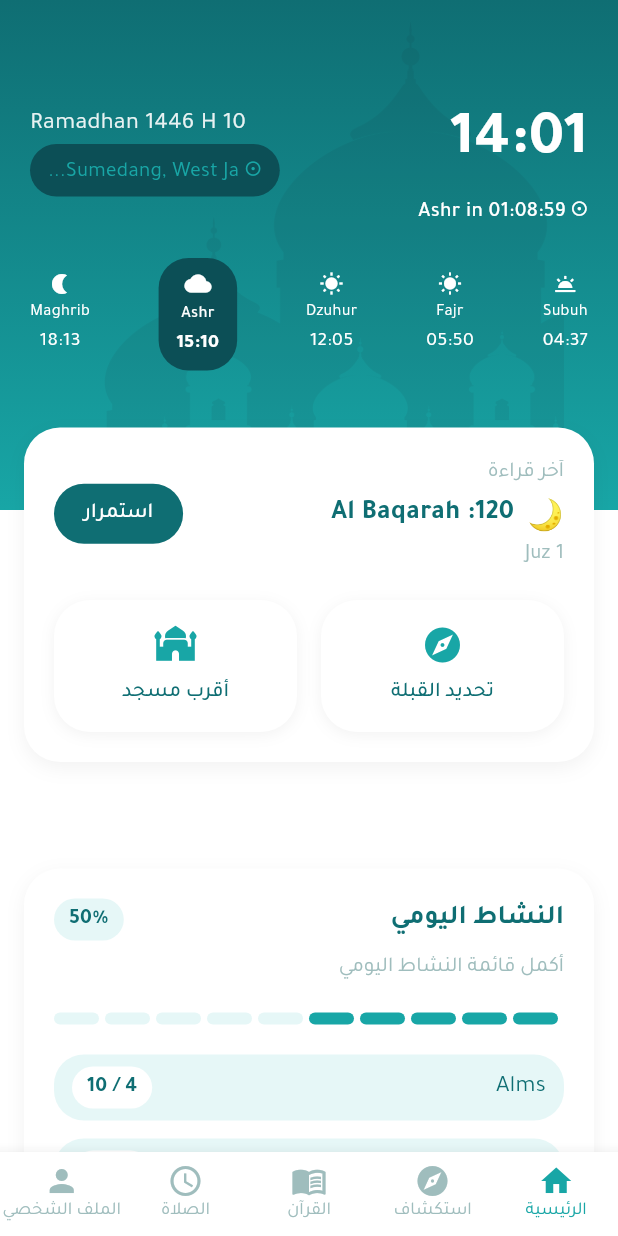
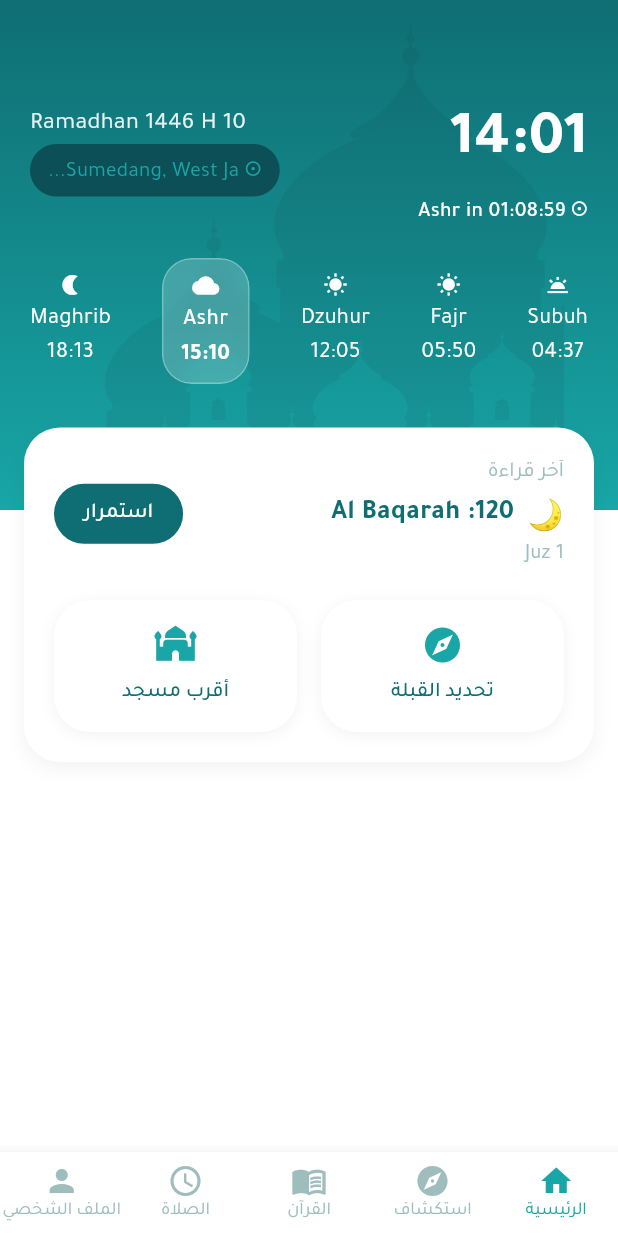
Before and after one commit to MohamedGasser15/imani, a Flutter app: the screen it shows after launch, on a phone screen of 412 x 824 dp. Run offline on Flutter 3.47's test engine with Material 3 defaults, Android fonts, the phone set to English and light mode, and no system bars.

Commit message:
feat: implement dark/light theme with glassmorphism & UI enhancements
- Add dark mode support with ThemeMode.system
- Update AppColors and AppTheme for dynamic theming
- Enhance PrayerItem with glass effect in light mode and distinct active state
- Improve HeaderWidget colors for dark mode
- Add visible borders to SmallCard in both themes
- Adjust typography and icon sizes as requested

```diff
--- a/lib/core/constants/app_colors.dart
+++ b/lib/core/constants/app_colors.dart
@@ -1,11 +1,23 @@
 import 'package:flutter/material.dart';
 
 class AppColors {
+  // الألوان الأساسية (ثابتة)
   static const Color primary = Color(0xFF0F6E73);
   static const Color secondary = Color(0xFF18A6A6);
   static const Color darkPrimary = Color(0xFF0C4F56);
   static const Color lightTeal = Color(0xFFE6F7F7);
   static const Color textLight = Color(0xFF9FBDBD);
-  static const Color white = Colors.white;
-  static const Color black = Colors.black;
+
+  // ألوان الوضع النهاري (Light)
+  static const Color lightBackground = Colors.white;
+  static const Color lightSurface = Colors.white;
+  static const Color lightText = Colors.black;
+  static const Color lightIcon = Colors.black;
+
+  // ألوان الوضع الليلي (Dark)
+  static const Color darkBackground = Color(0xFF121212);
+  static const Color darkSurface = Color(0xFF1E1E1E);
+  static const Color darkText = Colors.white;
+  static const Color darkIcon = Colors.white;
+  static const Color darkDivider = Color(0xFF2C2C2C);
 }
--- a/lib/core/theme/app_theme.dart
+++ b/lib/core/theme/app_theme.dart
@@ -2,41 +2,98 @@ import 'package:flutter/material.dart';
 import 'package:imani/core/constants/app_colors.dart';
 
 class AppTheme {
-  // ثيم مخصص للغة العربية (Tajawal)
-  static ThemeData get lightThemeArabic {
+  // ---- الثيم الفاتح للعربية ----
+  static ThemeData lightThemeArabic() {
     return ThemeData(
-      fontFamily: 'Tajawal', // الخط الافتراضي للتطبيق في العربية
-      scaffoldBackgroundColor: AppColors.white,
+      brightness: Brightness.light,
+      fontFamily: 'Tajawal',
+      scaffoldBackgroundColor: AppColors.lightBackground,
       colorScheme: const ColorScheme.light(
         primary: AppColors.primary,
         secondary: AppColors.secondary,
+        surface: AppColors.lightSurface,
       ),
       appBarTheme: const AppBarTheme(
         backgroundColor: AppColors.primary,
-        foregroundColor: AppColors.white,
+        foregroundColor: AppColors.lightBackground,
       ),
-      textTheme: _arabicTextTheme, // تعريف TextTheme منفصل
+      textTheme: _arabicTextTheme,
     );
   }
 
-  // ثيم مخصص للغة الإنجليزية (Roboto)
-  static ThemeData get lightThemeEnglish {
+  // ---- الثيم الفاتح للإنجليزية ----
+  static ThemeData lightThemeEnglish() {
     return ThemeData(
+      brightness: Brightness.light,
       fontFamily: 'Roboto',
-      scaffoldBackgroundColor: AppColors.white,
+      scaffoldBackgroundColor: AppColors.lightBackground,
       colorScheme: const ColorScheme.light(
         primary: AppColors.primary,
         secondary: AppColors.secondary,
+        surface: AppColors.lightSurface,
       ),
       appBarTheme: const AppBarTheme(
         backgroundColor: AppColors.primary,
-        foregroundColor: AppColors.white,
+        foregroundColor: AppColors.lightBackground,
       ),
       textTheme: _englishTextTheme,
     );
   }
 
-  // TextTheme للعربية (Tajawal)
+  // ---- الثيم الداكن للعربية ----
+  static ThemeData darkThemeArabic() {
+    return ThemeData(
+      brightness: Brightness.dark,
+      fontFamily: 'Tajawal',
+      scaffoldBackgroundColor: AppColors.darkBackground,
+      colorScheme: const ColorScheme.dark(
+        primary: AppColors.primary,
+        secondary: AppColors.secondary,
+        surface: AppColors.darkSurface,
+      ),
+      appBarTheme: const AppBarTheme(
+        backgroundColor: AppColors.darkSurface,
+        foregroundColor: AppColors.darkText,
+      ),
+      textTheme: _arabicTextTheme.apply(
+        bodyColor: AppColors.darkText,
+        displayColor: AppColors.darkText,
+      ),
+    );
+  }
+
+  // ---- الثيم الداكن للإنجليزية ----
+  static ThemeData darkThemeEnglish() {
+    return ThemeData(
+      brightness: Brightness.dark,
+      fontFamily: 'Roboto',
+      scaffoldBackgroundColor: AppColors.darkBackground,
+      colorScheme: const ColorScheme.dark(
+        primary: AppColors.primary,
+        secondary: AppColors.secondary,
+        surface: AppColors.darkSurface,
+      ),
+      appBarTheme: const AppBarTheme(
+        backgroundColor: AppColors.darkSurface,
+        foregroundColor: AppColors.darkText,
+      ),
+      textTheme: _englishTextTheme.apply(
+        bodyColor: AppColors.darkText,
+        displayColor: AppColors.darkText,
+      ),
+    );
+  }
+
+  // ---- دوال مساعدة لاختيار الثيم بناءً على اللغة والوضع ----
+  static ThemeData getTheme({required String languageCode, required Brightness brightness}) {
+    if (brightness == Brightness.light) {
+      return languageCode == 'ar' ? lightThemeArabic() : lightThemeEnglish();
+    } else {
+      return languageCode == 'ar' ? darkThemeArabic() : darkThemeEnglish();
+    }
+  }
+
+  // TextTheme للعربية (كما هي)
   static const TextTheme _arabicTextTheme = TextTheme(
     displayLarge: TextStyle(fontFamily: 'Tajawal', fontSize: 32, fontWeight: FontWeight.bold),
     displayMedium: TextStyle(fontFamily: 'Tajawal', fontSize: 28, fontWeight: FontWeight.bold),
@@ -49,7 +106,7 @@ class AppTheme {
     labelLarge: TextStyle(fontFamily: 'Tajawal', fontSize: 14, fontWeight: FontWeight.w500),
   );
 
-  // TextTheme للإنجليزية (Roboto)
+  // TextTheme للإنجليزية (كما هي)
   static const TextTheme _englishTextTheme = TextTheme(
     displayLarge: TextStyle(fontFamily: 'Roboto', fontSize: 32, fontWeight: FontWeight.bold),
     displayMedium: TextStyle(fontFamily: 'Roboto', fontSize: 28, fontWeight: FontWeight.bold),
--- a/lib/features/home/presentation/home_screen.dart
+++ b/lib/features/home/presentation/home_screen.dart
@@ -22,14 +22,14 @@ class HomeScreen extends StatelessWidget {
             const HeaderWidget(),
             const LastReadCard(),
             const SizedBox(height: 16),
-            const DailyActivityCard(),
+            // const DailyActivityCard(),
             const SizedBox(height: 30),
           ],
         ),
       ),
       bottomNavigationBar: BottomNavigationBar(
         type: BottomNavigationBarType.fixed,
-        backgroundColor: AppColors.white,
+        backgroundColor: Theme.of(context).colorScheme.surface,
         selectedItemColor: AppColors.secondary,
         unselectedItemColor: AppColors.textLight,
         selectedLabelStyle: const TextStyle(fontSize: 12),
--- a/lib/features/home/presentation/widgets/activity_item.dart
+++ b/lib/features/home/presentation/widgets/activity_item.dart
@@ -15,10 +15,11 @@ class ActivityItem extends StatelessWidget {
 
   @override
   Widget build(BuildContext context) {
+     final isLight = Theme.of(context).brightness == Brightness.light;
   return Container(
     padding: const EdgeInsets.symmetric(horizontal: 12, vertical: 8),
     decoration: BoxDecoration(
-        color: AppColors.lightTeal,
+      color: isLight ? AppColors.lightTeal : AppColors.darkSurface.withOpacity(0.3),
       borderRadius: BorderRadius.circular(20),
     ),
     child: Row(
@@ -26,23 +27,23 @@ class ActivityItem extends StatelessWidget {
       children: [
         Text(
           title,
-            style: const TextStyle(
+          style: TextStyle(
             fontSize: 16,
-              color: AppColors.primary,
+            color: isLight ? AppColors.primary : AppColors.secondary,
           ),
         ),
         Container(
           padding: const EdgeInsets.symmetric(horizontal: 10, vertical: 4),
           decoration: BoxDecoration(
-              color: Colors.white,
+            color: Theme.of(context).colorScheme.surface,
             borderRadius: BorderRadius.circular(20),
           ),
           child: Text(
             '$current / $total',
-              style: const TextStyle(
+            style: TextStyle(
               fontSize: 14,
               fontWeight: FontWeight.w600,
-                color: AppColors.primary,
+              color: isLight ? AppColors.primary : AppColors.secondary,
             ),
           ),
         ),
--- a/lib/features/home/presentation/widgets/daily_activity_card.dart
+++ b/lib/features/home/presentation/widgets/daily_activity_card.dart
@@ -9,13 +9,13 @@ class DailyActivityCard extends StatelessWidget {
   @override
   Widget build(BuildContext context) {
     final t = AppLocalizations.of(context)!;
-
+    final isLight = Theme.of(context).brightness == Brightness.light;
   return Padding(
     padding: const EdgeInsets.symmetric(horizontal: 16),
     child: Container(
       padding: const EdgeInsets.all(20),
       decoration: BoxDecoration(
-          color: Colors.white,
+        color: Theme.of(context).colorScheme.surface,
         borderRadius: BorderRadius.circular(24),
         boxShadow: [
           BoxShadow(
--- a/lib/features/home/presentation/widgets/header_widget.dart
+++ b/lib/features/home/presentation/widgets/header_widget.dart
@@ -7,24 +7,35 @@ class HeaderWidget extends StatelessWidget {
 
   @override
   Widget build(BuildContext context) {
+    final isLight = Theme.of(context).brightness == Brightness.light;
+
+    // اختيار ألوان التدرج حسب الوضع
+    final List<Color> gradientColors = isLight
+        ? [AppColors.primary, AppColors.secondary]
+        : [AppColors.darkPrimary, AppColors.primary.withOpacity(0.7)];
+
+    // خفض شفافية صورة الخلفية في الوضع الليلي
+    final double imageOpacity = isLight ? 0.12 : 0.08;
+
     return Container(
       height: 340,
       child: Stack(
         fit: StackFit.expand,
         children: [
+          // الخلفية المتدرجة
           Container(
-            decoration: const BoxDecoration(
+            decoration: BoxDecoration(
               gradient: LinearGradient(
                 begin: Alignment.topCenter,
                 end: Alignment.bottomCenter,
-                colors: [AppColors.primary, AppColors.secondary],
+                colors: gradientColors,
               ),
             ),
           ),
-          // صورة المسجد (اختياري)
+          // صورة المسجد (خلفية زخرفية)
           Positioned.fill(
             child: Opacity(
-              opacity: 0.12,
+              opacity: imageOpacity,
               child: Align(
                 alignment: Alignment.bottomCenter,
                 child: Image.asset(
@@ -35,6 +46,7 @@ class HeaderWidget extends StatelessWidget {
               ),
             ),
           ),
+          // المحتوى
           Padding(
             padding: const EdgeInsets.fromLTRB(20, 50, 20, 20),
             child: Column(
@@ -85,7 +97,9 @@ class HeaderWidget extends StatelessWidget {
                               padding: const EdgeInsets.symmetric(
                                   horizontal: 12, vertical: 6),
                               decoration: BoxDecoration(
-                                color: AppColors.darkPrimary,
+                                color: isLight
+                                    ? AppColors.darkPrimary
+                                    : AppColors.darkPrimary.withOpacity(0.3),
                                 borderRadius: BorderRadius.circular(20),
                               ),
                               child: const Text(
--- a/lib/features/home/presentation/widgets/last_read_card.dart
+++ b/lib/features/home/presentation/widgets/last_read_card.dart
@@ -17,7 +17,7 @@ class LastReadCard extends StatelessWidget {
         child: Container(
           padding: const EdgeInsets.all(20),
           decoration: BoxDecoration(
-            color: Colors.white,
+            color: Theme.of(context).colorScheme.surface,
             borderRadius: BorderRadius.circular(24),
             boxShadow: [
               BoxShadow(
--- a/lib/features/home/presentation/widgets/prayer_item.dart
+++ b/lib/features/home/presentation/widgets/prayer_item.dart
@@ -1,4 +1,5 @@
 import 'package:flutter/material.dart';
+import 'dart:ui' show ImageFilter; // لإضافة التأثير الزجاجي
 import 'package:imani/core/constants/app_colors.dart';
 
 class PrayerItem extends StatelessWidget {
@@ -17,12 +18,47 @@ class PrayerItem extends StatelessWidget {
 
   @override
   Widget build(BuildContext context) {
-    if (isActive) {
-      return Container(
+    final isLight = Theme.of(context).brightness == Brightness.light;
+
+    if (!isActive) {
+      // العنصر غير النشط يبقى كما هو في كل الأوضاع
+      return Column(
+        children: [
+          Icon(icon, color: Colors.white, size: 16),
+          const SizedBox(height: 4),
+          Text(
+            name,
+            style: const TextStyle(
+              fontSize: 15,
+              color: Colors.white,
+            ),
+          ),
+          const SizedBox(height: 2),
+          Text(
+            time,
+            style: const TextStyle(
+              fontSize: 15,
+              color: Colors.white,
+            ),
+          ),
+        ],
+      );
+    } else {
+      // العنصر النشط: يختلف حسب الوضع
+        // الوضع النهاري: تأثير زجاجي
+        return ClipRRect(
+          borderRadius: BorderRadius.circular(20),
+          child: BackdropFilter(
+            filter: ImageFilter.blur(sigmaX: 5, sigmaY: 5),
+            child: Container(
               padding: const EdgeInsets.symmetric(vertical: 8, horizontal: 12),
               decoration: BoxDecoration(
-          color: AppColors.darkPrimary,
+                color: Colors.white.withOpacity(0.2), // شفافية للزجاج
                 borderRadius: BorderRadius.circular(20),
+                border: Border.all(
+                  color: Colors.white.withOpacity(0.3),
+                  width: 1,
+                ),
               ),
               child: Column(
                 children: [
@@ -31,7 +67,7 @@ class PrayerItem extends StatelessWidget {
                   Text(
                     name,
                     style: const TextStyle(
-                fontSize: 11,
+                      fontSize: 15,
                       color: Colors.white,
                       fontWeight: FontWeight.w500,
                     ),
@@ -40,35 +76,15 @@ class PrayerItem extends StatelessWidget {
                   Text(
                     time,
                     style: const TextStyle(
-                fontSize: 13,
+                      fontSize: 15,
                       fontWeight: FontWeight.bold,
                       color: Colors.white,
                     ),
                   ),
                 ],
               ),
-      );
-    } else {
-      return Column(
-        children: [
-          Icon(icon, color: Colors.white, size: 16),
-          const SizedBox(height: 4),
-          Text(
-            name,
-            style: const TextStyle(
-              fontSize: 11,
-              color: Colors.white,
             ),
           ),
-          const SizedBox(height: 2),
-          Text(
-            time,
-            style: const TextStyle(
-              fontSize: 13,
-              color: Colors.white,
-            ),
-          ),
-        ],
         );
     }
   }
--- a/lib/features/home/presentation/widgets/small_card.dart
+++ b/lib/features/home/presentation/widgets/small_card.dart
@@ -12,8 +12,8 @@ class SmallCard extends StatelessWidget {
     return Container(
       padding: const EdgeInsets.symmetric(vertical: 16),
       decoration: BoxDecoration(
-        color: Colors.white,
-        borderRadius: BorderRadius.circular(24),
+    color: Theme.of(context).colorScheme.surface,
+    borderRadius: BorderRadius.circular(24),
         boxShadow: [
           BoxShadow(
             color: Colors.black.withOpacity(0.05),
--- a/lib/main.dart
+++ b/lib/main.dart
@@ -1,7 +1,7 @@
 import 'package:flutter/material.dart';
 import 'package:flutter_localizations/flutter_localizations.dart';
 import 'package:imani/core/theme/app_theme.dart';
-import 'package:imani/features/splash/presentation/splash_screen.dart'; // تأكد من المسار الصحيح
+import 'package:imani/features/splash/presentation/splash_screen.dart';
 import 'package:imani/l10n/app_localizations.dart';
 
 void main() {
@@ -29,7 +29,15 @@ class _MyAppState extends State<MyApp> {
     return MaterialApp(
       title: 'إيماني',
       debugShowCheckedModeBanner: false,
-      theme: _buildTheme(_locale.languageCode),
+      theme: AppTheme.getTheme(
+        languageCode: _locale.languageCode,
+        brightness: Brightness.light,
+      ),
+      darkTheme: AppTheme.getTheme(
+        languageCode: _locale.languageCode,
+        brightness: Brightness.dark,
+      ),
+      themeMode: ThemeMode.system, // هيخد تفضيل الجهاز تلقائيًا
       localizationsDelegates: const [
         AppLocalizations.delegate,
         GlobalMaterialLocalizations.delegate,
@@ -41,17 +49,7 @@ class _MyAppState extends State<MyApp> {
         Locale('en'),
       ],
       locale: _locale,
-      home: SplashScreen(onLocaleChange: _setLocale), // عرض Splash أولاً
+      home: SplashScreen(onLocaleChange: _setLocale),
     );
   }
-
-  ThemeData _buildTheme(String languageCode) {
-    switch (languageCode) {
-      case 'ar':
-        return AppTheme.lightThemeArabic;
-      case 'en':
-      default:
-        return AppTheme.lightThemeEnglish;
-    }
-  }
 }
```
Lines whose indentation alone changed are shown as unchanged.
